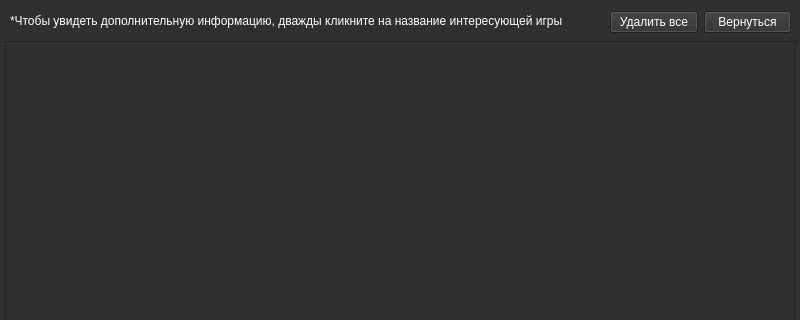
Raxun/git_project1, file notif.ui: the form before one commit; both pictures show x 0 to 800 and y 0 to 320 of the 800 by 600 pixel window.
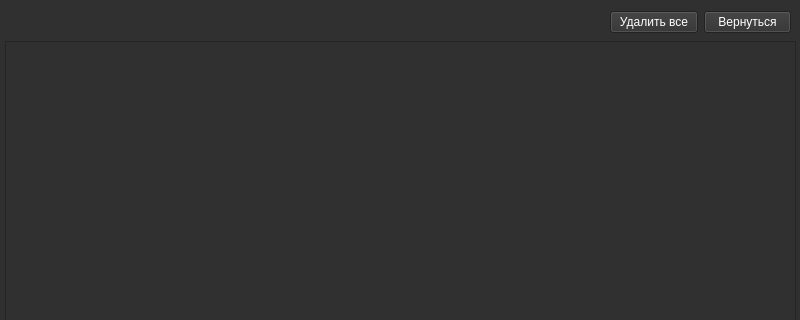
The form after the commit.

Diff of the .ui file:
```diff
--- a/notif.ui
+++ b/notif.ui
@@ -32,24 +32,6 @@
 </string>
     </property>
    </widget>
-   <widget class="QLabel" name="label">
-    <property name="geometry">
-     <rect>
-      <x>10</x>
-      <y>10</y>
-      <width>601</width>
-      <height>21</height>
-     </rect>
-    </property>
-    <property name="styleSheet">
-     <string notr="true">background-color: rgb(48, 48, 48);
-color: rgb(255, 255, 255);
-font: 10pt &quot;MS Shell Dlg 2&quot;;</string>
-    </property>
-    <property name="text">
-     <string>*Чтобы увидеть дополнительную информацию, дважды кликните на название интересующей игры</string>
-    </property>
-   </widget>
    <widget class="QWidget" name="horizontalLayoutWidget">
     <property name="geometry">
      <rect>
```
